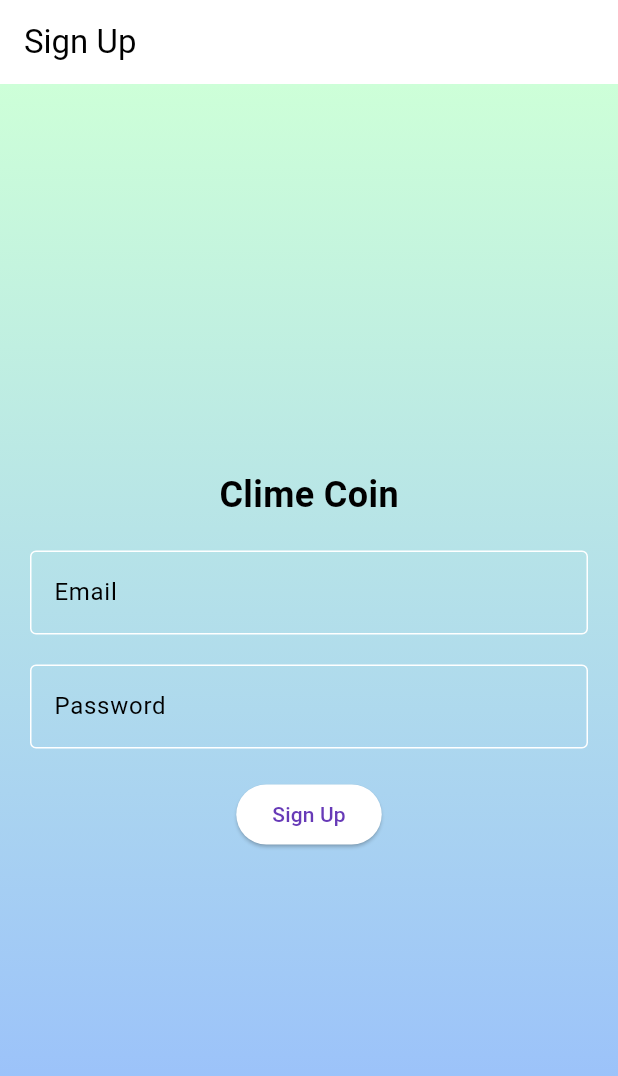
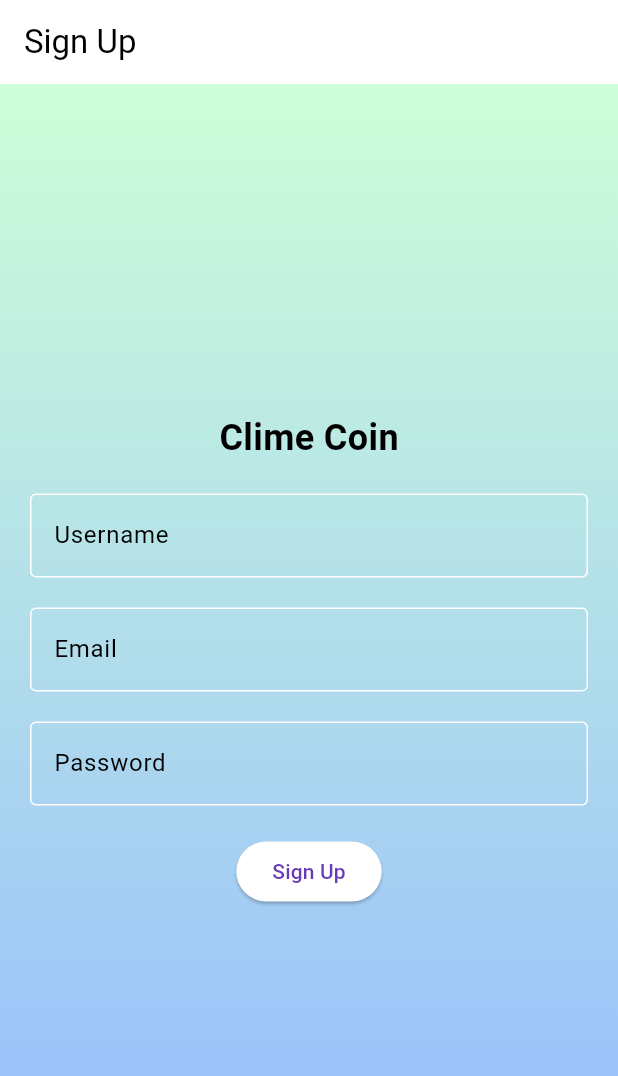
Before and after one commit to AugustanaCSC490Spring2024/Lark, a Flutter app: the SignUpPage screen opened directly, on a phone screen of 412 x 824 dp. Shown: the top 1076 px of the screen. Run offline on Flutter 3.47's test engine with Material 3 defaults, Android fonts, the phone set to English and light mode, and no system bars; our stand-ins replace cloud_firestore, firebase_auth, firebase_core, weather_icons; missing offline and left inert: dart:html, dice_icons; accounts and stored records are empty; network calls fail.

```diff
--- a/lib/sign_up_page.dart
+++ b/lib/sign_up_page.dart
@@ -6,6 +6,7 @@ import 'package:firebase_core/firebase_core.dart';
 import 'package:flutter/material.dart';
 import 'package:larkcoins/firebase_options.dart';
 import 'BottomNavigation.dart';
+import 'dbHandler.dart';
 
 void fireBaseSetUp() async {
   WidgetsFlutterBinding.ensureInitialized(); // Ensure that Flutter bindings have been initialized.
@@ -38,11 +39,14 @@ class SignUpPage extends StatefulWidget {
 class _SignUpPageState extends State<SignUpPage> {
   final TextEditingController _emailController = TextEditingController();
   final TextEditingController _passwordController = TextEditingController();
+  final TextEditingController _usernameController = TextEditingController();
+
 
   @override
   void dispose() {
     _emailController.dispose();
     _passwordController.dispose();
+    _usernameController.dispose();
     super.dispose();
   }
 
@@ -72,6 +76,14 @@ class _SignUpPageState extends State<SignUpPage> {
               ),
             ),
             const SizedBox(height: 20.0),
+            TextFormField( // Added this block for username input
+              controller: _usernameController,
+              decoration: const InputDecoration(
+                labelText: 'Username',
+                border: OutlineInputBorder(),
+              ),
+            ),
+            const SizedBox(height: 20.0),
             TextFormField(
               controller: _emailController,
               decoration: const InputDecoration(
@@ -93,8 +105,8 @@ class _SignUpPageState extends State<SignUpPage> {
               onPressed: () {
                 String email = _emailController.text;
                 String password = _passwordController.text;
-                // You can add Firebase authentication logic here
-                signUp(context, email, password);
+                String userName = _usernameController.text;
+                signUp(context, email, password, userName);
               },
               child: const Text('Sign Up'),
             ),
@@ -105,14 +117,14 @@ class _SignUpPageState extends State<SignUpPage> {
   }
 }
 
-Future<void> signUp(BuildContext context, String email, String password) async {
+Future<void> signUp(BuildContext context, String email, String password, String userName) async {
   try {
     UserCredential userCredential = await FirebaseAuth.instance.createUserWithEmailAndPassword(
       email: email,
       password: password,
     );
     await dialog(context, "Congratulations!!! Welcome , now lark into the depth of Money ", "Whoop whoop!!");
-
+    newUserCreated(userName);
     //Using async and await to make sure that runApp Does not happen
     Timer(Duration(seconds: 2), () {
       runApp(NavigationBarApp());
```
Also changed, not shown: lib/AccountPage.dart (+20 -3 lines), lib/BetsPage.dart (+20 -20 lines), lib/dbHandler.dart (+11 -2 lines).
